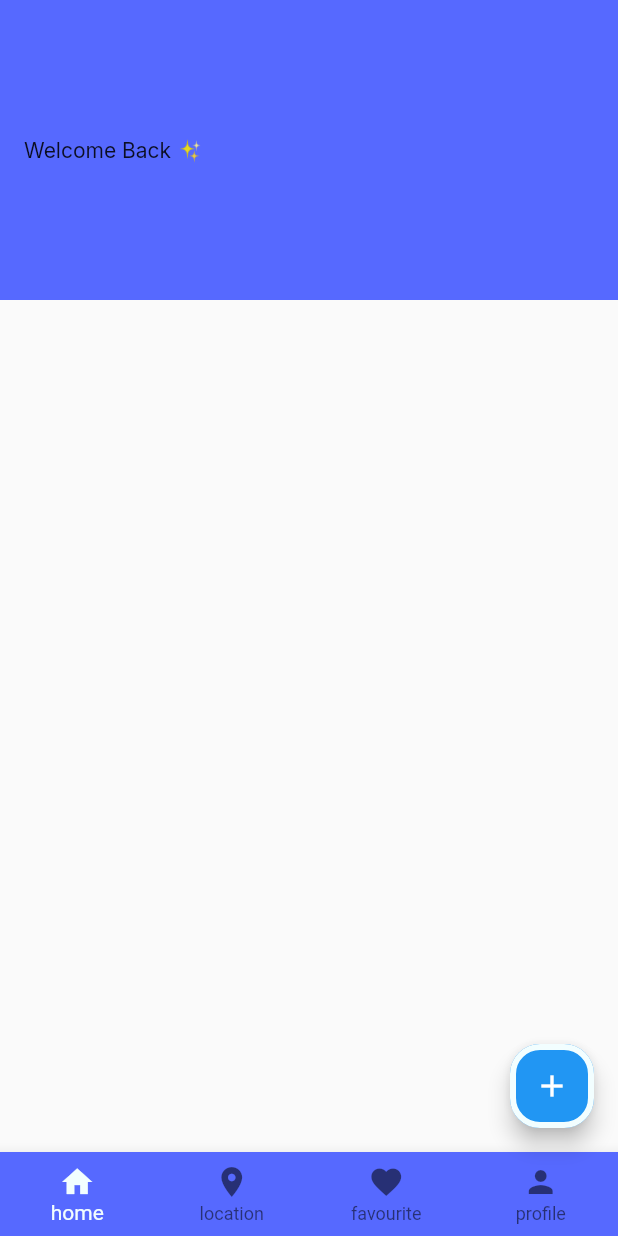
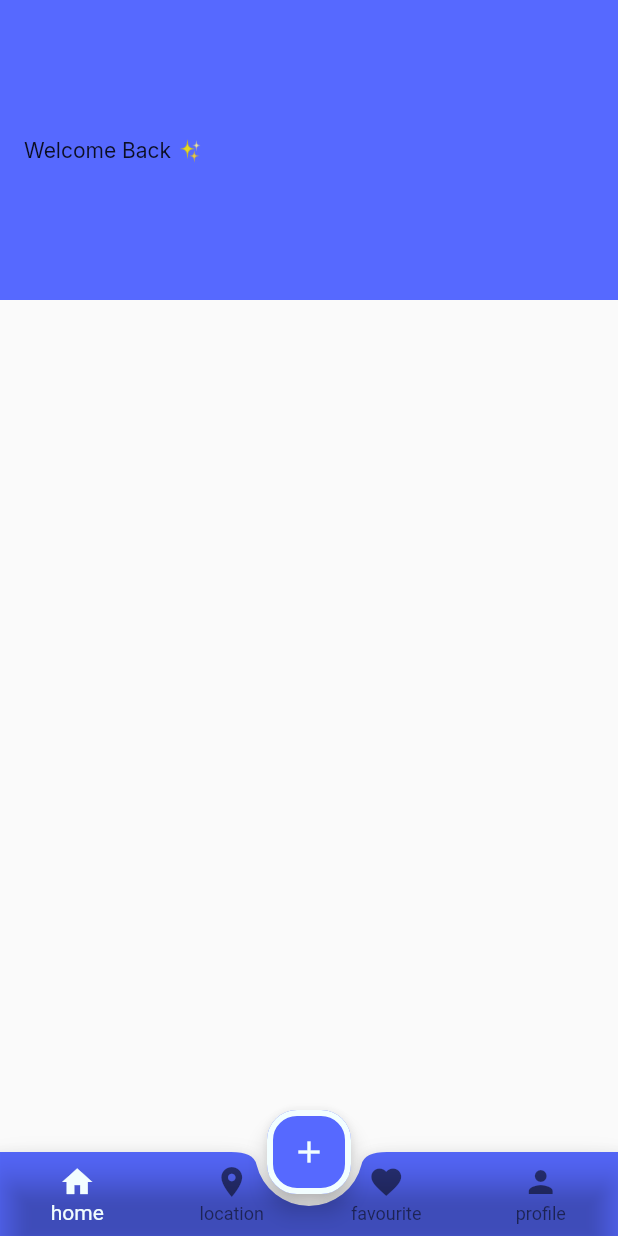
Before and after one commit to maroo9/Evently-Sun-2025, a Flutter app: the screen it shows after launch, on a phone screen of 412 x 824 dp. Run offline on Flutter 3.47's test engine with Material 3 defaults, Android fonts, the phone set to English and light mode, and no system bars; our stand-ins replace flutter_screenutil, google_fonts.

Commit message:
finished main layout

```diff
--- a/lib/config/language/theme/theme.dart
+++ b/lib/config/language/theme/theme.dart
@@ -1,6 +1,7 @@
 import 'package:flutter/material.dart';
 import 'package:evently_app/core/Colorsmanger/Colorsmanger.dart';
 import 'package:google_fonts/google_fonts.dart';
+import 'package:evently_app/fetures/main_layout/main_layout.dart';
 import 'package:evently_app/fetures/main_layout/main_layout.dart';
 import 'package:evently_app/fetures/auth/login/login.dart';
 import 'package:evently_app/fetures/auth/register/register.dart';
@@ -15,6 +16,23 @@ class Thememanger{
       titleTextStyle:GoogleFonts.roboto(fontWeight: FontWeight.w400,fontSize: 20,color: Colorsmanger.Blue)
 
     ),
+    floatingActionButtonTheme: FloatingActionButtonThemeData(
+      backgroundColor: Colorsmanger.Blue,
+      foregroundColor: Colorsmanger.Whiteblue,
+      shape: StadiumBorder(
+        side: BorderSide(color: Colorsmanger.Whiteblue,width: 4),
+      )
+
+    ),   //he used it in   main layout  its default   implement when you edit in there theme:
+    bottomNavigationBarTheme: BottomNavigationBarThemeData(
+
+
+        backgroundColor: Colors.transparent,
+        type: BottomNavigationBarType.fixed,
+        selectedItemColor: Colorsmanger.Whiteblue,
+        showSelectedLabels: true,
+        showUnselectedLabels: true,
+    ),//  he used it in   main layout as: like made static function that  can use in all files   _buildBottomNavigationBar
     textTheme: TextTheme(
       bodySmall: GoogleFonts.inter(fontSize: 16,fontWeight: FontWeight.w400,color: Colorsmanger.Blue)
     ),
--- a/lib/core/Assetsmanger/Assetsmangers.dart
+++ b/lib/core/Assetsmanger/Assetsmangers.dart
@@ -1,7 +1,6 @@
 import 'package:flutter/material.dart';
 abstract class Imagemanger{
   static const String logoimage="assets/images/img.png";
-  static const String GoogleIcon="assets/images/google_icon.png";
   static const String GoogleIcon="assets/images/google_icon.png";
 
 
@@ -9,8 +8,8 @@ abstract class Imagemanger{
 abstract class Iconmanger{
   static const String EmailIcon="assets/images/img_1.png";
   static const String LockIcon="assets/images/img_2.png";
-  static const String SunIcon="";
-  static const String LaungageIcon="assets/images/img_2.png";
+  static const String SunIcon="assets/images/img_3.png";
+  static const String LaungageIcon="assets/images/img_4.png";
 
 
 }
--- a/lib/fetures/main_layout/main_layout.dart
+++ b/lib/fetures/main_layout/main_layout.dart
@@ -4,6 +4,7 @@ import 'package:evently_app/core/Colorsmanger/Colorsmanger.dart';
 import 'package:evently_app/core/Assetsmanger/Assetsmangers.dart';
 import 'package:evently_app/core/Widget/Custom_Elvated button.dart';
 import 'package:evently_app/core/Widget/Custom_text_form.dart';
+import 'package:evently_app/config/language/theme/theme.dart';
 import 'package:evently_app/core/Widget/Custom_Text_Button.dart';
 import 'package:evently_app/fetures/main_layout/tabs/favorite_tab/favorite_tab.dart';
 import 'package:evently_app/fetures/main_layout/tabs/Home_Tab/Home_tab.dart';
@@ -33,33 +34,49 @@ class _MainLayoutState extends State<MainLayout> {
   @override
   Widget build(BuildContext context) {
     return Scaffold(
-      floatingActionButton: FloatingActionButton(
-        onPressed: (){
+        extendBody: true,
+      body: tab[selectedIndex],
+      floatingActionButtonLocation: FloatingActionButtonLocation.centerDocked,
+        floatingActionButton: _buildFloatingActionButton(),
+      bottomNavigationBar: _buildBottomNavigationBar(),
+    );
+  }
+  Widget _buildFloatingActionButton(){
+    return FloatingActionButton(
+      onPressed: () {
 
 
       },
       child: Icon(Icons.add),
       shape: RoundedRectangleBorder(
         borderRadius: BorderRadius.circular(20),
-          side: BorderSide(color: Colorsmanger.Whiteblue,width: 4),
+        side: BorderSide(color: Colorsmanger.Whiteblue, width: 4),
+
       ),
-      ),
-      body: tab[selectedIndex],
-      bottomNavigationBar: BottomNavigationBar(
+    );
+
+  }
+
+BottomAppBar _buildBottomNavigationBar(){
+    return  BottomAppBar(
+      color: Colorsmanger.Blue,
+      notchMargin: 8,
+      shape: CircularNotchedRectangle(),
+      clipBehavior: Clip.antiAlias,
+          child: BottomNavigationBar(
+
           onTap: _onTap,
-        backgroundColor: Colorsmanger.Blue,
-        type: BottomNavigationBarType.fixed,
-        selectedItemColor: Colorsmanger.Whiteblue,
-        showSelectedLabels: true,
-        showUnselectedLabels: true,
+
           items: [
             BottomNavigationBarItem(icon: Icon(Icons.home),label:"home"),
             BottomNavigationBarItem(icon: Icon(Icons.location_on),label:"location"),
             BottomNavigationBarItem(icon: Icon(Icons.favorite),label:"favourite"),
             BottomNavigationBarItem(icon: Icon(Icons.person,),label: "profile"),
           ],
-      ),
+          )
         );
+
+
 
   }
   void _onTap(int newIndex){
--- a/lib/fetures/main_layout/tabs/Home_Tab/Home_tab.dart
+++ b/lib/fetures/main_layout/tabs/Home_Tab/Home_tab.dart
@@ -26,8 +26,9 @@ class HomeTab extends StatelessWidget {
           child: Row(
             children: [
               Text("Welcome Back ✨",style: GoogleFonts.inter(fontWeight: FontWeight.w400,fontSize: 14),)
+            //IconButton(onPressed: (){}, icon: Icon(Imagemanger.GoogleIcon),)
+            ],
 
-            ],
 
 
         )
```
Lines whose indentation alone changed are shown as unchanged.
